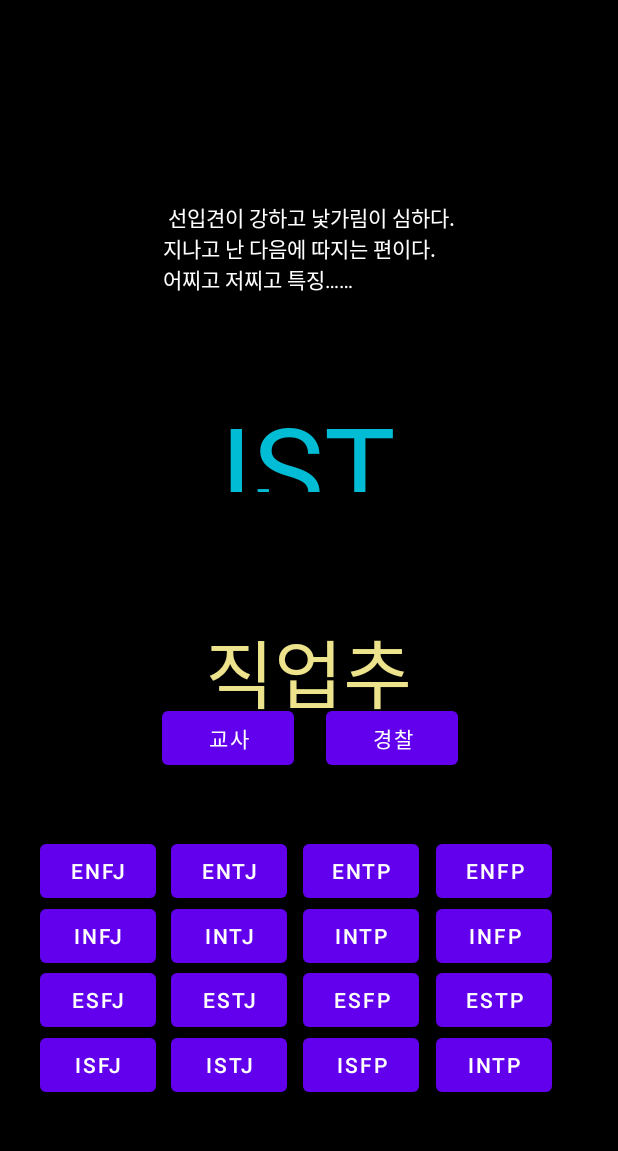
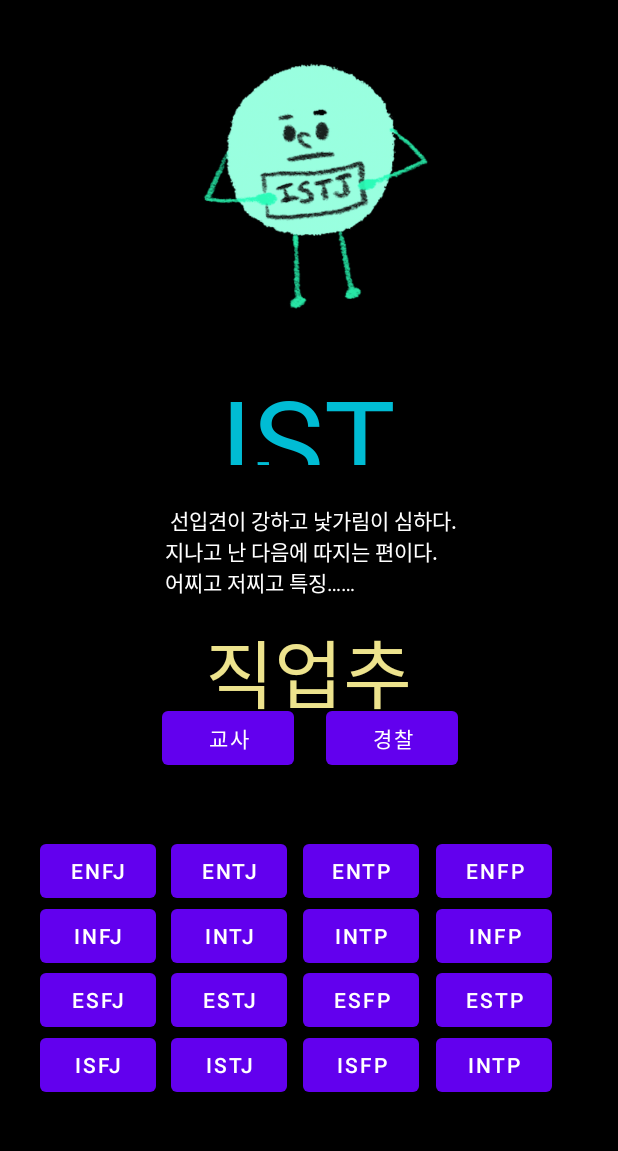
Before and after one commit to leechigu/-BTI-Project, an Android app: the MbtiJobInfo screen opened directly, with no data from a screen before it, on a phone screen of 412 x 824 dp, the part 84-1235 px from its top. Run offline under Robolectric (Android 15) with nearby library versions, the phone set to English and light mode, and no system bars.

Commit message:
Add mbti character

```diff
--- a/app/src/main/res/layout/activity_mbti_job_info.xml
+++ b/app/src/main/res/layout/activity_mbti_job_info.xml
@@ -219,15 +219,16 @@
     <TextView
         android:id="@+id/txt2"
         android:layout_width="215dp"
-        android:layout_height="100dp"
+        android:layout_height="70dp"
         android:gravity="clip_horizontal"
         android:text="    선입견이 강하고 낯가림이 심하다. \n   지나고 난 다음에 따지는 편이다. \n   어찌고 저찌고 특징…… "
         android:textColor="#FFFFFF"
         app:layout_constraintBottom_toBottomOf="parent"
         app:layout_constraintEnd_toEndOf="parent"
+        app:layout_constraintHorizontal_bias="0.51"
         app:layout_constraintStart_toStartOf="parent"
         app:layout_constraintTop_toTopOf="parent"
-        app:layout_constraintVertical_bias="0.202" />
+        app:layout_constraintVertical_bias="0.482" />
 
     <TextView
         android:id="@+id/txt1"
@@ -243,7 +244,7 @@
         app:layout_constraintHorizontal_bias="0.498"
         app:layout_constraintStart_toStartOf="parent"
         app:layout_constraintTop_toTopOf="parent"
-        app:layout_constraintVertical_bias="0.37" />
+        app:layout_constraintVertical_bias="0.344" />
 
     <Button
         android:id="@+id/btn17"
@@ -269,5 +270,17 @@
         app:layout_constraintTop_toTopOf="parent"
         app:layout_constraintVertical_bias="0.65" />
 
+    <ImageView
+        android:id="@+id/image_mbti"
+        android:layout_width="223dp"
+        android:layout_height="205dp"
+        android:src="@drawable/istj"
+        app:layout_constraintBottom_toBottomOf="parent"
+        app:layout_constraintEnd_toEndOf="parent"
+        app:layout_constraintHorizontal_bias="0.489"
+        app:layout_constraintStart_toStartOf="parent"
+        app:layout_constraintTop_toTopOf="parent"
+        app:layout_constraintVertical_bias="0.03" />
+
 
 </androidx.constraintlayout.widget.ConstraintLayout>
```
Also changed, not shown: app/src/main/java/com/example/catbti/MbtiJobInfo.java (+18 -7 lines), app/src/main/res/drawable/enfj.png (added), app/src/main/res/drawable/enfp.png (added), app/src/main/res/drawable/entj.png (added), app/src/main/res/drawable/entp.png (added), app/src/main/res/drawable/esfj.png (added), app/src/main/res/drawable/esfp.png (added), app/src/main/res/drawable/estj.png (added), app/src/main/res/drawable/estp.png (added), app/src/main/res/drawable/infj.png (added), app/src/main/res/drawable/infp.png (added), app/src/main/res/drawable/intj.png (added), app/src/main/res/drawable/intp.png (added), app/src/main/res/drawable/isfj.png (added), 3 more files.
